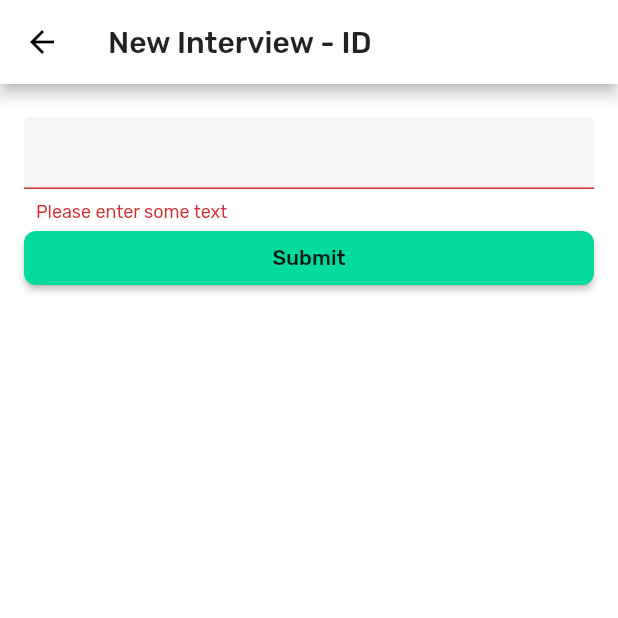
After one commit to DavidChilufya/absapp, a Flutter app: the NewInterview screen opened by its route, after a tap on "Submit", on a phone screen of 412 x 824 dp, the top half of it. The commit adds this screen. Run offline on Flutter 3.47's test engine with Material 2 defaults, Android fonts, the phone set to English and light mode, and no system bars; our stand-ins replace firebase_auth, flutter_spinkit; accounts and stored records are empty.

Commit message:
second commit

```diff
--- /dev/null
+++ b/lib/forms/create.dart
@@ -0,0 +1,56 @@
+import 'package:absapp/screens/home.dart';
+import 'package:absapp/services/auth.dart';
+import 'package:flutter/material.dart';
+
+class NewInterViewForm extends StatefulWidget {
+  @override
+  _NewInterviewFormState createState() => _NewInterviewFormState();
+}
+
+class _NewInterviewFormState extends State<NewInterViewForm> {
+
+  final _formKey = GlobalKey<FormState>();
+  bool loading = false;
+
+    void _submitForm() async {
+      if (_formKey.currentState.validate()) {
+                  // If the form is valid, display a Snackbar.
+                  Scaffold.of(context)
+                      .showSnackBar(SnackBar(content: Text('Processing Data')));
+                }
+    }
+
+  @override
+  Widget build(BuildContext context) {
+
+    return SafeArea(child: Column(
+      children: <Widget>[
+        Form(
+          key  : _formKey,
+          child: Column(
+            children: <Widget>[
+              SizedBox(height: 12),
+              TextFormField(
+                keyboardType: TextInputType.text,
+                validator: (value) {
+                  if (value.isEmpty) {
+                    return 'Please enter some text';
+                  }
+                  return null;
+                },
+              ),
+              SizedBox(
+                width: 500,
+                child: RaisedButton(
+                  child: Text("Submit"),
+                  onPressed: _submitForm,
+                ),
+              )
+            ],)
+        )
+      ],
+    ));
+
+  }
+
+}
--- /dev/null
+++ b/lib/screens/create.dart
@@ -0,0 +1,16 @@
+import 'package:absapp/forms/create.dart';
+import 'package:flutter/material.dart';
+
+class NewInterview extends StatelessWidget {
+  static const String id = "new_interview";
+
+  @override
+  Widget build(BuildContext context) {
+    return Scaffold(
+      appBar: AppBar(title: Text("New Interview - ID")),
+      body: Padding(
+        padding: const EdgeInsets.symmetric(horizontal: 16, vertical: 10),
+        child: NewInterViewForm(),),
+    );
+  }
+}
--- a/lib/screens/login.dart
+++ b/lib/screens/login.dart
@@ -1,5 +1,5 @@
 import 'package:absapp/screens/forgot_pass.dart';
-import 'package:absapp/screens/griddashboard.dart';
+import 'package:absapp/screens/home.dart';
 import 'package:absapp/services/auth.dart';
 import 'package:flutter/material.dart';
 import 'package:flutter_spinkit/flutter_spinkit.dart';
@@ -39,7 +39,7 @@ class _LoginState extends State<Login> {
         if (user != null)
           Navigator.pushAndRemoveUntil(
               context,
-              MaterialPageRoute(builder: (context) => GridDashboard(user)),
+              MaterialPageRoute(builder: (context) => Home(user)),
               ModalRoute.withName("/"));
       } catch (e) {
         setState(() {
--- a/lib/services/auth.dart
+++ b/lib/services/auth.dart
@@ -1,12 +1,12 @@
 import 'package:firebase_auth/firebase_auth.dart';
 
 abstract class Auth {
-  static Future<String> signIn(String email, String password) async {
+  static Future<FirebaseUser> signIn(String email, String password) async {
     AuthResult result = await FirebaseAuth.instance
         .signInWithEmailAndPassword(email: email, password: password);
 
     FirebaseUser user = result.user;
-    return user.uid;
+    return user;
   }
 
   static Future<void> signOut() async {
```
Also changed, not shown: lib/main.dart (+14 -73 lines), lib/screens/griddashboard.dart (+35 -65 lines), lib/screens/home.dart (added, +85 -0 lines), lib/create.form.dart (deleted), 1 other file.
